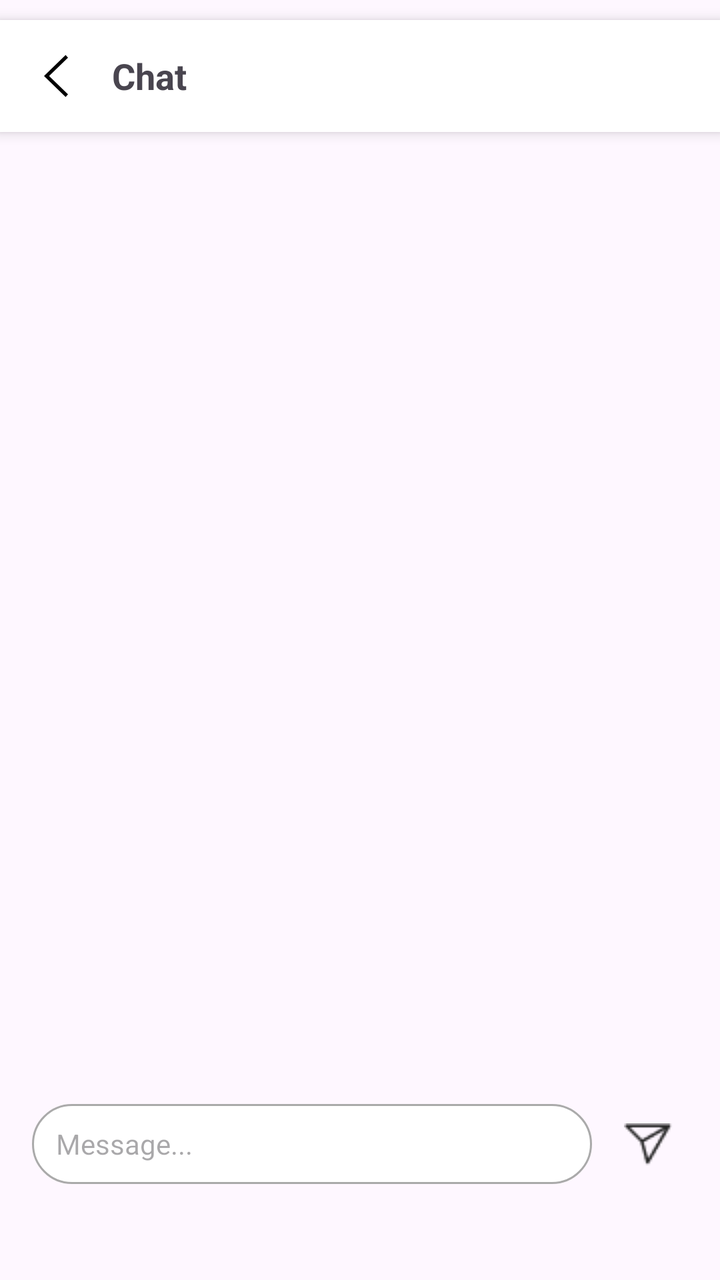
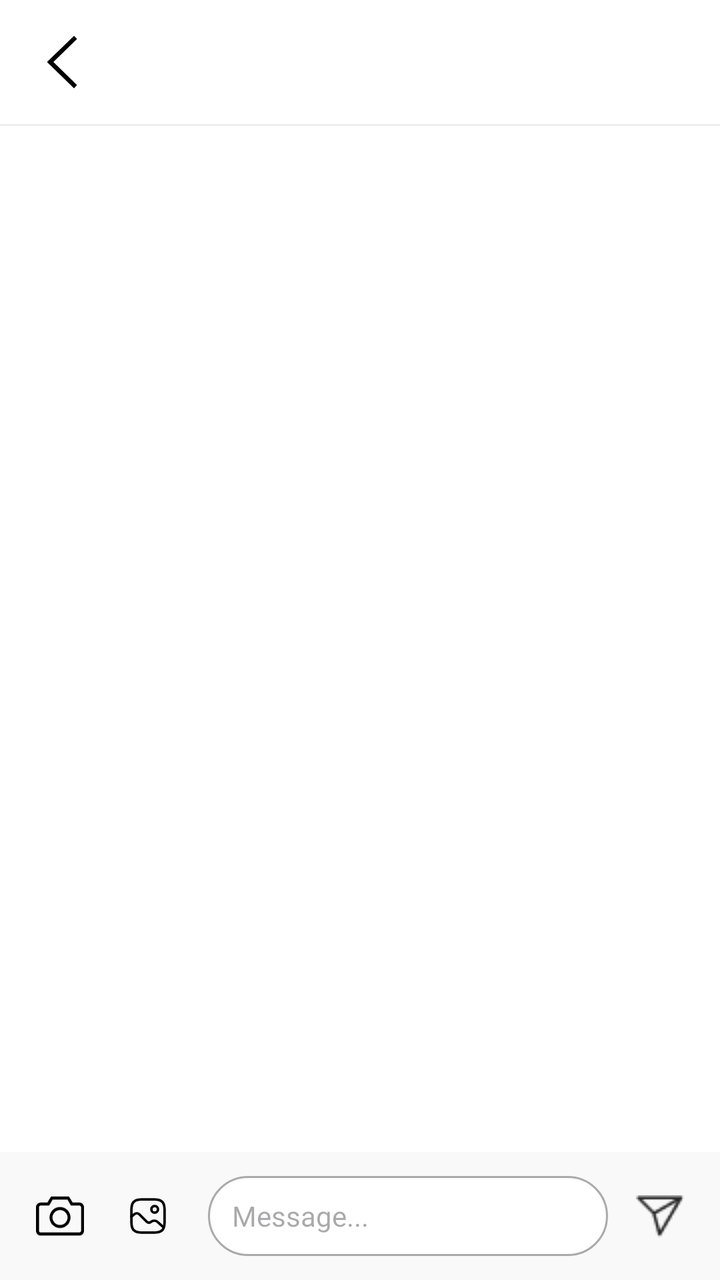

The first picture is an Android layout as it rendered before a commit; the second is the same layout after the commit. The layout source and the unified diff follow.
<!-- AndroidManifest.xml: application theme Theme.SMD_Assignment_1 -->
<!-- res/layout/activity_socialhomescreenchat.xml -->
<?xml version="1.0" encoding="utf-8"?>
<LinearLayout xmlns:android="http://schemas.android.com/apk/res/android"
    android:layout_width="match_parent"
    android:layout_height="match_parent"
    android:orientation="vertical">

    <LinearLayout
        android:layout_width="match_parent"
        android:layout_height="56dp"
        android:orientation="horizontal"
        android:gravity="center_vertical"
        android:paddingHorizontal="16dp"
        android:background="@color/white"
        android:layout_marginTop="10dp"
        android:elevation="4dp">

        <ImageView
            android:id="@+id/cameralogo"
            android:layout_width="24dp"
            android:layout_height="24dp"
            android:src="@drawable/leftshortarrow"
            android:contentDescription="Back" />

        <com.google.android.material.textview.MaterialTextView
            android:layout_width="0dp"
            android:layout_height="wrap_content"
            android:layout_weight="1"
            android:text="@string/chat_header"
            android:textSize="18sp"
            android:textStyle="bold"
            android:layout_marginStart="16dp" />

        <ImageView
            android:id="@+id/call"
            android:layout_width="24dp"
            android:layout_height="24dp"
            android:src="@drawable/speakericon"
            android:contentDescription="Call" />
    </LinearLayout>

    <androidx.recyclerview.widget.RecyclerView
        android:id="@+id/messagesRecyclerView"
        android:layout_width="match_parent"
        android:layout_height="0dp"
        android:layout_weight="1"
        android:paddingVertical="8dp" />

    <LinearLayout
        android:layout_width="match_parent"
        android:layout_height="56dp"
        android:orientation="horizontal"
        android:layout_marginBottom="40dp"
        android:paddingHorizontal="16dp"
        android:paddingVertical="8dp">

        <EditText
            android:id="@+id/messageInput"
            android:layout_width="0dp"
            android:layout_height="40dp"
            android:layout_weight="1"
            android:hint="Message..."
            android:background="@drawable/rounded_input"
            android:paddingHorizontal="12dp"
            android:textSize="14sp" />

        <ImageView
            android:id="@+id/sendButton"
            android:layout_width="40dp"
            android:layout_height="40dp"
            android:src="@drawable/sendicon"
            android:contentDescription="Send"
            android:scaleType="centerInside"
            android:layout_marginStart="8dp" />
    </LinearLayout>
</LinearLayout>
<!-- resources referenced by this layout -->
<resources>
  <color name="white">#FFFFFFFF</color>
  <!-- drawable leftshortarrow (drawable) -->
  <vector xmlns:android="http://schemas.android.com/apk/res/android" android:height="25dp" android:viewportHeight="1024" android:viewportWidth="1024" android:width="25dp">
        
      <path android:fillColor="#000000" android:pathData="M768,903.2l-50.4,56.8L256,512l461.6,-448 50.4,56.8L364.9,512z"/>
      
  </vector>
  <!-- drawable rounded_input (drawable) -->
  <?xml version="1.0" encoding="utf-8"?>
  <shape xmlns:android="http://schemas.android.com/apk/res/android"
      android:shape="rectangle">
  
      
      <solid android:color="@android:color/white" />
  
      
      <stroke
          android:width="1dp"
          android:color="@android:color/darker_gray" />
  
      
      <corners android:radius="20dp" />
  
      
      <padding
          android:left="12dp"
          android:right="12dp"
          android:top="8dp"
          android:bottom="8dp" />
  
  </shape>
  <!-- drawable sendicon: png bitmap (drawable, 615 bytes) -->
  <!-- drawable speakericon (drawable) -->
  <vector xmlns:android="http://schemas.android.com/apk/res/android"
      android:width="40dp"
      android:height="40dp"
      android:viewportWidth="24"
      android:viewportHeight="24">
    <path
        android:pathData="M19,6C20.5,7.5 21,10 21,12C21,14 20.5,16.5 19,18M16,9C16.5,9.5 17,10.5 17,12C17,13.5 16.5,14.5 16,15M3,10.5V13.5C3,14.605 3.5,15.5 5.5,16C7.5,16.5 9,21 12,21C14,21 14,3 12,3C9,3 7.5,7.5 5.5,8C3.5,8.5 3,9.395 3,10.5Z"
        android:strokeLineJoin="round"
        android:strokeWidth="1.5"
  
        android:strokeColor="#FFFFFF"
        android:strokeLineCap="round"/>
  </vector>
  <string name="chat_header">Chat</string>
  <style name="Theme.SMD_Assignment_1" parent="Base.Theme.SMD_Assignment_1" />
  <style name="Base.Theme.SMD_Assignment_1" parent="Theme.Material3.DayNight.NoActionBar">
          
          
      </style>
</resources>

<!-- the commit's change to res/layout/activity_socialhomescreenchat.xml (unified diff, before → after) -->
@@ -2,74 +2,101 @@
 <LinearLayout xmlns:android="http://schemas.android.com/apk/res/android"
     android:layout_width="match_parent"
     android:layout_height="match_parent"
-    android:orientation="vertical">
+    android:orientation="vertical"
+    android:background="#fff">
 
+    
     <LinearLayout
         android:layout_width="match_parent"
-        android:layout_height="56dp"
+        android:layout_height="wrap_content"
         android:orientation="horizontal"
-        android:gravity="center_vertical"
-        android:paddingHorizontal="16dp"
-        android:background="@color/white"
-        android:layout_marginTop="10dp"
-        android:elevation="4dp">
+        android:padding="16dp"
+        android:gravity="center_vertical">
 
         <ImageView
             android:id="@+id/cameralogo"
-            android:layout_width="24dp"
-            android:layout_height="24dp"
+            android:layout_width="30dp"
+            android:layout_height="30dp"
             android:src="@drawable/leftshortarrow"
             android:contentDescription="Back" />
 
-        <com.google.android.material.textview.MaterialTextView
+        <TextView
+            android:id="@+id/otherUserNameText"
             android:layout_width="0dp"
             android:layout_height="wrap_content"
             android:layout_weight="1"
-            android:text="@string/chat_header"
-            android:textSize="18sp"
-            android:textStyle="bold"
-            android:layout_marginStart="16dp" />
+            android:layout_marginStart="16dp"
+            android:textSize="16sp"
+            android:textStyle="bold" />
 
-        <ImageView
-            android:id="@+id/call"
-            android:layout_width="24dp"
-            android:layout_height="24dp"
-            android:src="@drawable/speakericon"
-            android:contentDescription="Call" />
+        <TextView
+            android:id="@+id/onlineStatusText"
+            android:layout_width="wrap_content"
+            android:layout_height="wrap_content"
+            android:textSize="12sp"
+            android:textColor="#4CAF50" />
     </LinearLayout>
 
+    <View
+        android:layout_width="match_parent"
+        android:layout_height="1dp"
+        android:background="#eee" />
+
+    
     <androidx.recyclerview.widget.RecyclerView
         android:id="@+id/messagesRecyclerView"
         android:layout_width="match_parent"
         android:layout_height="0dp"
-        android:layout_weight="1"
-        android:paddingVertical="8dp" />
+        android:layout_weight="1" />
 
+    
     <LinearLayout
         android:layout_width="match_parent"
-        android:layout_height="56dp"
+        android:layout_height="wrap_content"
         android:orientation="horizontal"
-        android:layout_marginBottom="40dp"
-        android:paddingHorizontal="16dp"
-        android:paddingVertical="8dp">
+        android:padding="12dp"
+        android:gravity="center_vertical"
+        android:background="#f9f9f9">
+
+        <ImageView
+            android:id="@+id/cameraButton"
+            android:layout_width="36dp"
+            android:layout_height="36dp"
+            android:src="@drawable/cameralogo"
+            android:contentDescription="Camera"
+            android:scaleType="centerInside"
+            android:padding="6dp" />
+
+        <ImageView
+            android:id="@+id/galleryButton"
+            android:layout_width="36dp"
+            android:layout_height="36dp"
+            android:layout_marginStart="8dp"
+            android:src="@drawable/galleryicon"
+            android:contentDescription="Gallery"
+            android:scaleType="centerInside"
+            android:padding="6dp" />
 
         <EditText
             android:id="@+id/messageInput"
             android:layout_width="0dp"
             android:layout_height="40dp"
             android:layout_weight="1"
+            android:layout_marginStart="12dp"
+            android:layout_marginEnd="8dp"
             android:hint="Message..."
             android:background="@drawable/rounded_input"
-            android:paddingHorizontal="12dp"
+            android:paddingStart="12dp"
+            android:paddingEnd="12dp"
             android:textSize="14sp" />
 
         <ImageView
             android:id="@+id/sendButton"
-            android:layout_width="40dp"
-            android:layout_height="40dp"
+            android:layout_width="36dp"
+            android:layout_height="36dp"
             android:src="@drawable/sendicon"
             android:contentDescription="Send"
             android:scaleType="centerInside"
-            android:layout_marginStart="8dp" />
+            android:padding="6dp" />
     </LinearLayout>
 </LinearLayout>
<!-- resource entries referenced after the edit -->
@@ -1,6 +1,25 @@
 <!-- resources referenced by this layout -->
 <resources>
-  <color name="white">#FFFFFFFF</color>
+  <!-- drawable cameralogo (drawable) -->
+  <vector xmlns:android="http://schemas.android.com/apk/res/android"
+      android:width="35dp"
+      android:height="35dp"
+      android:viewportWidth="32"
+      android:viewportHeight="32">
+    <path
+        android:pathData="M29,7h-4.599l-2.401,-4h-12l-2.4,4h-4.6c-1,0 -3,1 -3,2.969v16.031c0,1.657 1.5,3 2.792,3h26.271c1.313,0 2.938,-1.406 2.938,-2.968v-16.032c0,-1 -1,-3 -3,-3zM30,26.032c0,0.395 -0.639,0.947 -0.937,0.969h-26.265c-0.232,-0.019 -0.797,-0.47 -0.797,-1v-16.031c0,-0.634 0.851,-0.953 1,-0.969h5.732l2.4,-4h9.802l1.785,3.03 0.55,0.97h5.731c0.705,0 0.99,0.921 1,1v16.032zM16,10c-3.866,0 -7,3.134 -7,7s3.134,7 7,7 7,-3.134 7,-7 -3.134,-7 -7,-7zM16,22c-2.757,0 -5,-2.243 -5,-5s2.243,-5 5,-5 5,2.243 5,5 -2.243,5 -5,5z"
+        android:fillColor="#000000"/>
+  </vector>
+  <!-- drawable galleryicon (drawable) -->
+  <vector xmlns:android="http://schemas.android.com/apk/res/android" android:height="20dp" android:viewportHeight="24" android:viewportWidth="24" android:width="20dp">
+        
+      <path android:fillColor="#00000000" android:pathData="M2,12c0,-4.714 0,-7.071 1.464,-8.536C4.93,2 7.286,2 12,2c4.714,0 7.071,0 8.535,1.464C22,4.93 22,7.286 22,12c0,4.714 0,7.071 -1.465,8.535C19.072,22 16.714,22 12,22s-7.071,0 -8.536,-1.465C2,19.072 2,16.714 2,12Z" android:strokeColor="#000000" android:strokeWidth="1.5"/>
+        
+      <path android:fillColor="#00000000" android:pathData="M16,8m-2,0a2,2 0,1 1,4 0a2,2 0,1 1,-4 0" android:strokeColor="#000000" android:strokeWidth="1.5"/>
+        
+      <path android:fillColor="#00000000" android:pathData="m2,12.5l1.752,-1.533a2.3,2.3 0,0 1,3.14 0.105l4.29,4.29a2,2 0,0 0,2.564 0.222l0.299,-0.21a3,3 0,0 1,3.731 0.225L21,18.5" android:strokeColor="#000000" android:strokeLineCap="round" android:strokeWidth="1.5"/>
+      
+  </vector>
   <!-- drawable leftshortarrow (drawable) -->
   <vector xmlns:android="http://schemas.android.com/apk/res/android" android:height="25dp" android:viewportHeight="1024" android:viewportWidth="1024" android:width="25dp">
         
@@ -32,21 +51,6 @@
   
   </shape>
   <!-- drawable sendicon: png bitmap (drawable, 615 bytes) -->
-  <!-- drawable speakericon (drawable) -->
-  <vector xmlns:android="http://schemas.android.com/apk/res/android"
-      android:width="40dp"
-      android:height="40dp"
-      android:viewportWidth="24"
-      android:viewportHeight="24">
-    <path
-        android:pathData="M19,6C20.5,7.5 21,10 21,12C21,14 20.5,16.5 19,18M16,9C16.5,9.5 17,10.5 17,12C17,13.5 16.5,14.5 16,15M3,10.5V13.5C3,14.605 3.5,15.5 5.5,16C7.5,16.5 9,21 12,21C14,21 14,3 12,3C9,3 7.5,7.5 5.5,8C3.5,8.5 3,9.395 3,10.5Z"
-        android:strokeLineJoin="round"
-        android:strokeWidth="1.5"
-  
-        android:strokeColor="#FFFFFF"
-        android:strokeLineCap="round"/>
-  </vector>
-  <string name="chat_header">Chat</string>
   <style name="Theme.SMD_Assignment_1" parent="Base.Theme.SMD_Assignment_1" />
   <style name="Base.Theme.SMD_Assignment_1" parent="Theme.Material3.DayNight.NoActionBar">
           
